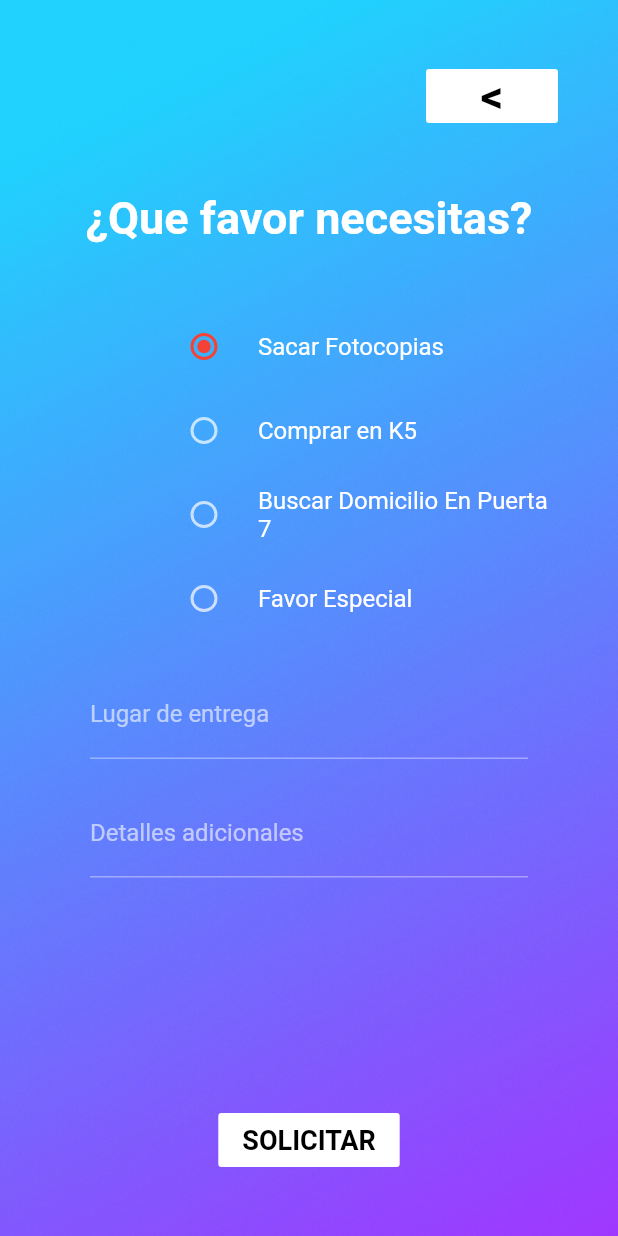
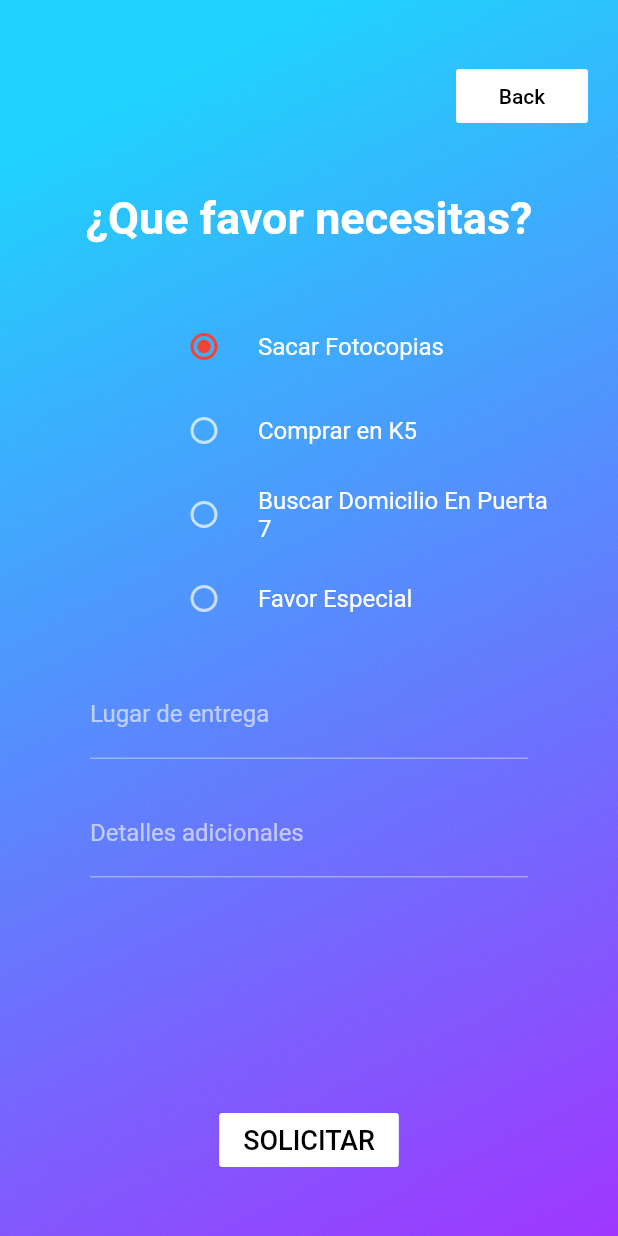
Before and after one commit to andpg/Karma, a Flutter app: the SolicitarScreen screen opened directly, on a phone screen of 412 x 824 dp. Run offline on Flutter 3.47's test engine with Material 2 defaults, Android fonts, the phone set to English and light mode, and no system bars.

Commit message:
Update SolicitarScreen.dart

```diff
--- a/lib/screen/SolicitarScreen.dart
+++ b/lib/screen/SolicitarScreen.dart
@@ -67,17 +67,15 @@ class _SolicitarScreenState extends State<SolicitarScreen> {
           children: <Widget>[
 
             Container(
-              padding: const EdgeInsets.fromLTRB(40, 40, 40, 20),
+              padding: const EdgeInsets.fromLTRB(40, 40, 20, 20),
               alignment: Alignment(1.0,-1.0),
               child: FlatButton(
                 color: Colors.white,
                 child: Text(
-                  "<",
+                  "Back",
                   textAlign: TextAlign.center,
                   style: TextStyle(
-                    fontWeight: FontWeight.bold,
-                    color: Colors.black,
-                    fontSize: 30)
+                    color: Colors.black)
                   ),
 
                 onPressed: () {
@@ -177,7 +175,6 @@ class _SolicitarScreenState extends State<SolicitarScreen> {
                   "SOLICITAR",
                   textAlign: TextAlign.center,
                   style: TextStyle(
-                    fontWeight: FontWeight.bold,
                     color: Colors.black,
                     fontSize: 18)
                   ),
```
